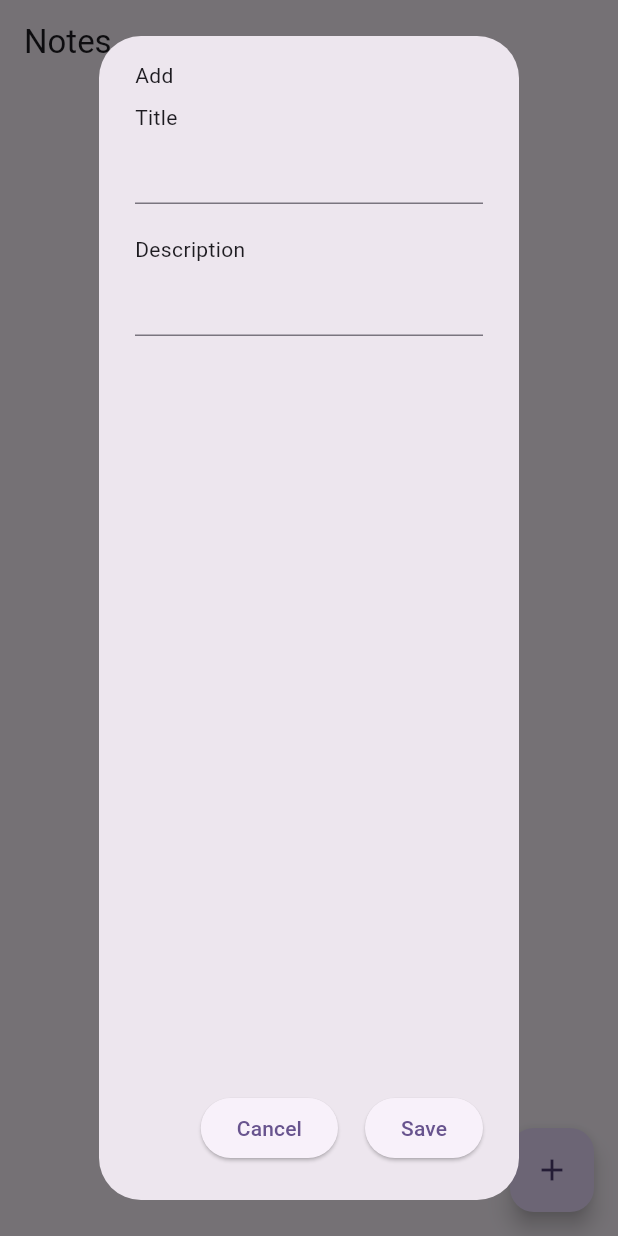
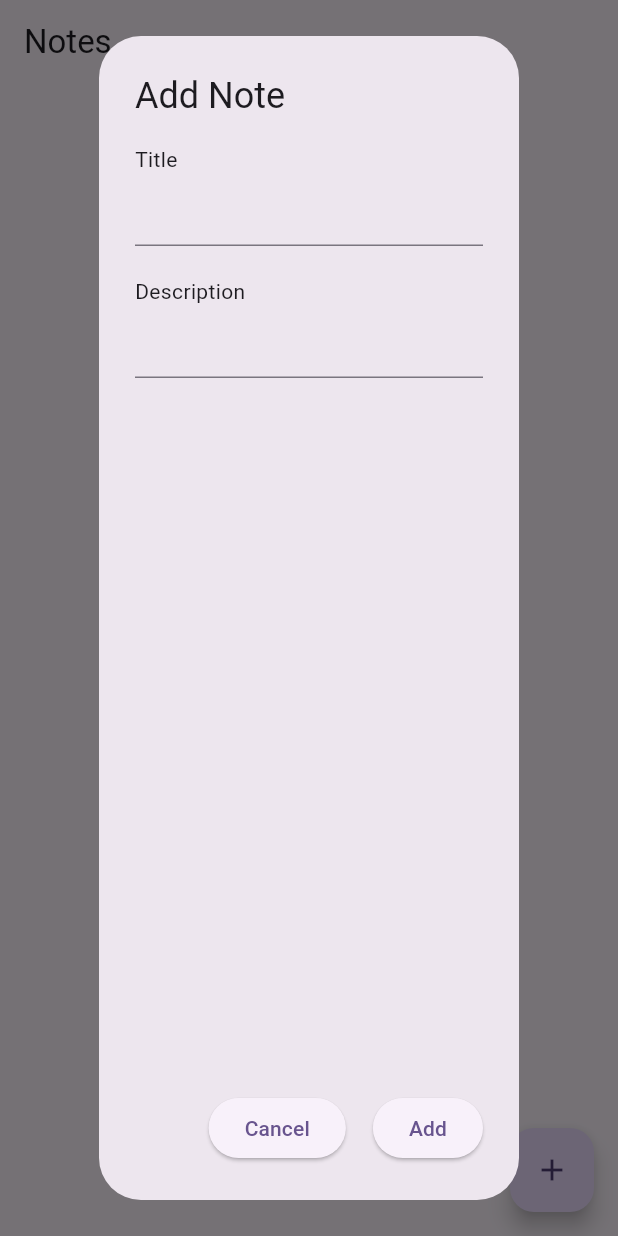
Before and after one commit to Drian73/crud-notes, a Flutter app: the screen it shows after launch, after a tap on the "add" icon, on a phone screen of 412 x 824 dp. Run offline on Flutter 3.47's test engine with Material 3 defaults, Android fonts, the light colour scheme and no system bars; our stand-ins replace cloud_firestore, firebase_core; accounts and stored records are empty.

Commit message:
Add NoteDialog

```diff
--- /dev/null
+++ b/lib/widgets/note_dialog.dart
@@ -0,0 +1,65 @@
+import 'package:flutter/material.dart';
+import '../services/note_service.dart';
+
+class NoteDialog extends StatelessWidget {
+  final Map<String, dynamic>? note;
+  final TextEditingController _titleController = TextEditingController();
+  final TextEditingController _descriptionController = TextEditingController();
+
+  NoteDialog({super.key, this.note}) {
+    if (note != null) {
+      _titleController.text = note!['title'];
+      _descriptionController.text = note!['description'];
+    }
+  }
+
+  @override
+  Widget build(BuildContext context) {
+    return AlertDialog(
+      title: Text(note == null ? 'Add Note' : 'Update Note'),
+      content: Column(
+        crossAxisAlignment: CrossAxisAlignment.start,
+        children: [
+          const Text('Title', textAlign: TextAlign.start),
+          TextField(
+            controller: _titleController,
+          ),
+          const Padding(
+            padding: EdgeInsets.only(top: 20),
+            child: Text('Description', textAlign: TextAlign.start),
+          ),
+          TextField(
+            controller: _descriptionController,
+          )
+        ],
+      ),
+      actions: [
+        Padding(
+          padding: const EdgeInsets.symmetric(horizontal: 10),
+          child: ElevatedButton(
+              onPressed: () {
+                Navigator.of(context).pop();
+              },
+              child: Text('Cancel')),
+        ),
+        ElevatedButton(
+            onPressed: () {
+              if (note == null) {
+                NoteService.addNote(
+                        _titleController.text, _descriptionController.text)
+                    .whenComplete(() {
+                  Navigator.of(context).pop();
+                });
+              } else {
+                NoteService.updateNote(note!['id'], _titleController.text,
+                        _descriptionController.text)
+                    .whenComplete(() {
+                  Navigator.of(context).pop();
+                });
+              }
+            },
+            child: Text(note == null ? 'Add' : 'Update'))
+      ],
+    );
+  }
+}
```
Also changed, not shown: lib/screens/note_list_services.dart (+3 -89 lines).
